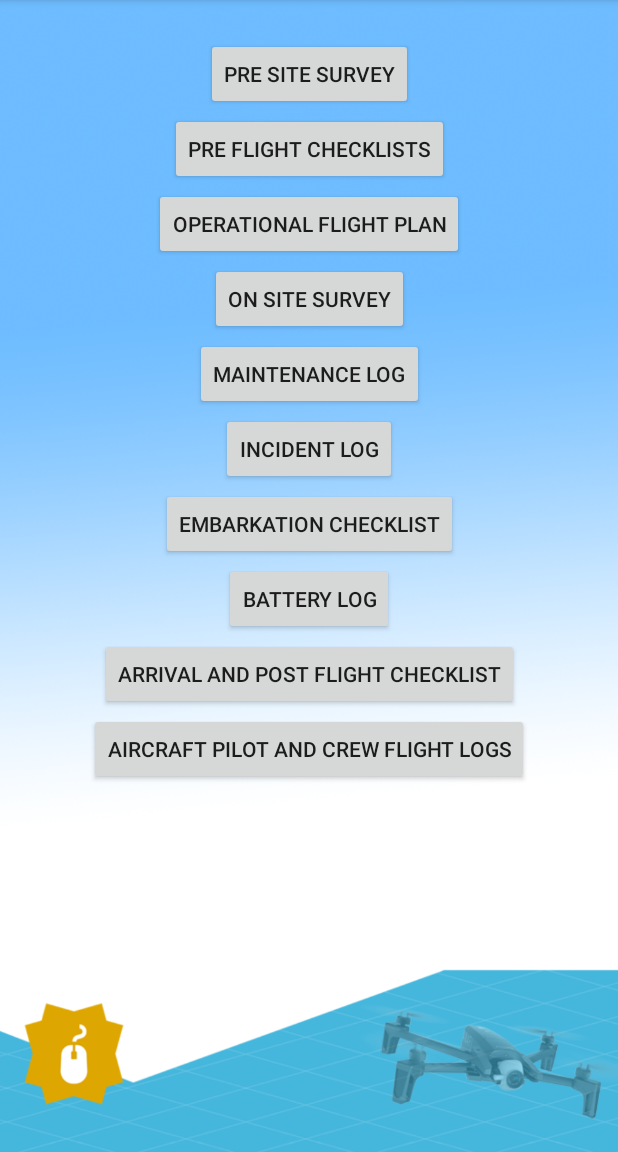
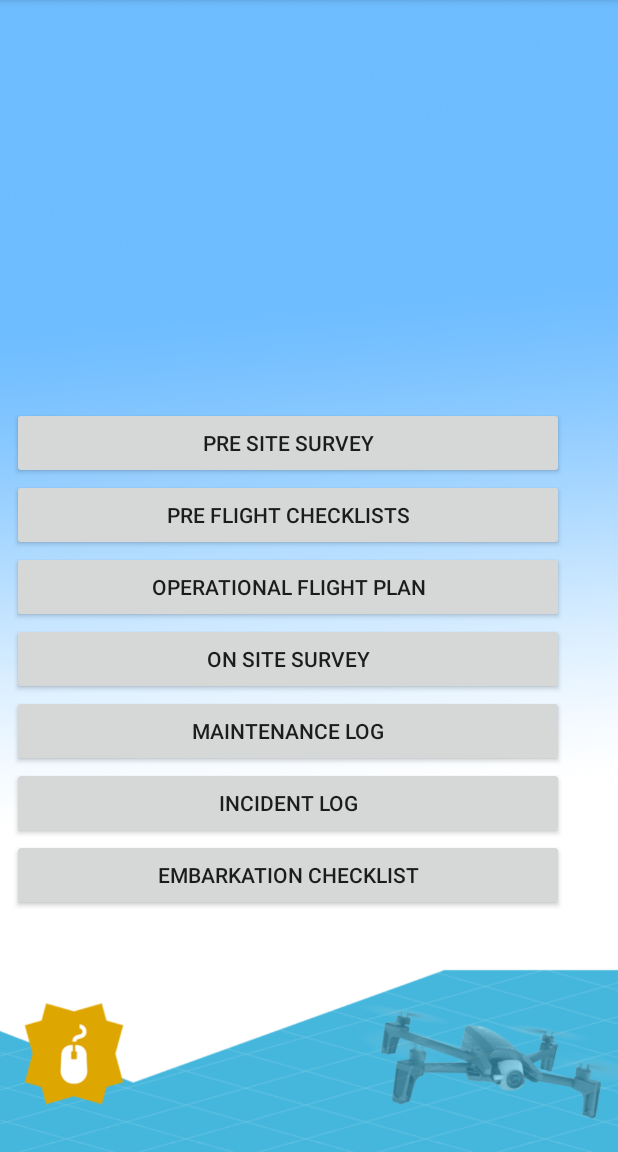
Before and after one commit to Darkscarves/Dronesproject, an Android app: the screen it shows after launch (MainActivity), on a phone screen of 412 x 824 dp, the part 84-1236 px from its top. Run offline under Robolectric (Android 15) with nearby library versions, the phone set to English and light mode, and no system bars.

Commit message:
Buttons in een scrollview gezet en toevoeging strings.xml

```diff
--- a/app/src/main/res/layout/activity_main.xml
+++ b/app/src/main/res/layout/activity_main.xml
@@ -7,145 +7,119 @@
     android:background="@drawable/phone_background"
     tools:context=".MainActivity">
 
-    <Button
-        android:id="@+id/BTN1"
-        android:layout_width="wrap_content"
-        android:layout_height="wrap_content"
+    <ScrollView
+        android:layout_width="368dp"
+        android:layout_height="335dp"
+        android:layout_marginBottom="150dp"
         android:layout_marginEnd="8dp"
         android:layout_marginLeft="8dp"
         android:layout_marginRight="8dp"
         android:layout_marginStart="8dp"
-        android:layout_marginTop="25dp"
-        android:text="Pre Site Survey"
+        app:layout_constraintBottom_toBottomOf="parent"
+        app:layout_constraintEnd_toEndOf="parent"
+        app:layout_constraintHorizontal_bias="0.0"
+        app:layout_constraintStart_toStartOf="parent"
+        app:layout_constraintTop_toTopOf="parent"
+        app:layout_constraintVertical_bias="0.961">
+
+        <LinearLayout
+            android:id="@+id/Linear"
+            android:layout_width="match_parent"
+            android:layout_height="wrap_content"
+            android:orientation="vertical">
+
+            <Button
+                android:id="@+id/BTN1"
+                android:layout_width="match_parent"
+                android:layout_height="wrap_content"
+                android:text="@string/pre_site_survey"
                 app:layout_constraintEnd_toEndOf="parent"
                 app:layout_constraintStart_toStartOf="parent"
                 app:layout_constraintTop_toTopOf="parent" />
 
             <Button
                 android:id="@+id/BTN2"
-        android:layout_width="wrap_content"
+                android:layout_width="match_parent"
                 android:layout_height="wrap_content"
-        android:layout_marginEnd="8dp"
-        android:layout_marginLeft="8dp"
-        android:layout_marginRight="8dp"
-        android:layout_marginStart="8dp"
-        android:layout_marginTop="75dp"
-        android:text="Pre Flight checklists"
+
+                android:text="@string/pre_flight_checklists"
                 app:layout_constraintEnd_toEndOf="parent"
                 app:layout_constraintStart_toStartOf="parent"
                 app:layout_constraintTop_toTopOf="parent" />
 
             <Button
                 android:id="@+id/BTN3"
-        android:layout_width="wrap_content"
+                android:layout_width="match_parent"
                 android:layout_height="wrap_content"
-        android:layout_marginEnd="8dp"
-        android:layout_marginLeft="8dp"
-        android:layout_marginRight="8dp"
-        android:layout_marginStart="8dp"
-        android:layout_marginTop="125dp"
-        android:text="Operational Flight Plan"
+                android:text="@string/operational_flight_plan"
                 app:layout_constraintEnd_toEndOf="parent"
                 app:layout_constraintStart_toStartOf="parent"
                 app:layout_constraintTop_toTopOf="parent" />
 
             <Button
                 android:id="@+id/BTN4"
-        android:layout_width="wrap_content"
+                android:layout_width="match_parent"
                 android:layout_height="wrap_content"
-        android:layout_marginEnd="8dp"
-        android:layout_marginLeft="8dp"
-        android:layout_marginRight="8dp"
-        android:layout_marginStart="8dp"
-        android:layout_marginTop="175dp"
-        android:text="On Site Survey"
+                android:text="@string/on_site_survey"
                 app:layout_constraintEnd_toEndOf="parent"
                 app:layout_constraintStart_toStartOf="parent"
                 app:layout_constraintTop_toTopOf="parent" />
 
             <Button
                 android:id="@+id/BTN5"
-        android:layout_width="wrap_content"
+                android:layout_width="match_parent"
                 android:layout_height="wrap_content"
-        android:layout_marginEnd="8dp"
-        android:layout_marginLeft="8dp"
-        android:layout_marginRight="8dp"
-        android:layout_marginStart="8dp"
-        android:layout_marginTop="225dp"
-        android:text="Maintenance Log"
+                android:onClick="toMaintenanceLog"
+                android:text="@string/maintenance_log"
                 app:layout_constraintEnd_toEndOf="parent"
                 app:layout_constraintStart_toStartOf="parent"
-        android:onClick="toMaintenanceLog"
                 app:layout_constraintTop_toTopOf="parent" />
 
             <Button
                 android:id="@+id/BTN6"
-        android:layout_width="wrap_content"
+                android:layout_width="match_parent"
                 android:layout_height="wrap_content"
-        android:layout_marginEnd="8dp"
-        android:layout_marginLeft="8dp"
-        android:layout_marginRight="8dp"
-        android:layout_marginStart="8dp"
-        android:layout_marginTop="275dp"
-        android:text="Incident Log"
+                android:text="@string/incident_log"
                 app:layout_constraintEnd_toEndOf="parent"
                 app:layout_constraintStart_toStartOf="parent"
                 app:layout_constraintTop_toTopOf="parent" />
 
             <Button
                 android:id="@+id/BTN7"
-        android:layout_width="wrap_content"
+                android:layout_width="match_parent"
                 android:layout_height="wrap_content"
-        android:layout_marginEnd="8dp"
-        android:layout_marginLeft="8dp"
-        android:layout_marginRight="8dp"
-        android:layout_marginStart="8dp"
-        android:layout_marginTop="325dp"
-        android:text="Embarkation checklist"
+                android:text="@string/embarkation_checklist"
                 app:layout_constraintEnd_toEndOf="parent"
                 app:layout_constraintStart_toStartOf="parent"
                 app:layout_constraintTop_toTopOf="parent" />
 
             <Button
                 android:id="@+id/BTN8"
-        android:layout_width="wrap_content"
+                android:layout_width="match_parent"
                 android:layout_height="wrap_content"
-        android:layout_marginEnd="8dp"
-        android:layout_marginLeft="8dp"
-        android:layout_marginRight="8dp"
-        android:layout_marginStart="8dp"
-        android:layout_marginTop="375dp"
-        android:text="Battery Log"
+                android:text="@string/battery_log"
                 app:layout_constraintEnd_toEndOf="parent"
                 app:layout_constraintStart_toStartOf="parent"
                 app:layout_constraintTop_toTopOf="parent" />
 
             <Button
                 android:id="@+id/BTN9"
-        android:layout_width="wrap_content"
+                android:layout_width="match_parent"
                 android:layout_height="wrap_content"
-        android:layout_marginEnd="8dp"
-        android:layout_marginLeft="8dp"
-        android:layout_marginRight="8dp"
-        android:layout_marginStart="8dp"
-        android:layout_marginTop="425dp"
-        android:text="Arrival and Post flight checklist"
+                android:text="@string/arrival_and_post_flight_checklist"
                 app:layout_constraintEnd_toEndOf="parent"
                 app:layout_constraintStart_toStartOf="parent"
                 app:layout_constraintTop_toTopOf="parent" />
 
             <Button
                 android:id="@+id/BTN10"
-        android:layout_width="wrap_content"
+                android:layout_width="match_parent"
                 android:layout_height="wrap_content"
-        android:layout_marginEnd="8dp"
-        android:layout_marginLeft="8dp"
-        android:layout_marginRight="8dp"
-        android:layout_marginStart="8dp"
-        android:layout_marginTop="475dp"
-        android:text="Aircraft pilot and crew flight logs"
+                android:text="@string/aircraft_pilot_and_crew_flight_logs"
                 app:layout_constraintEnd_toEndOf="parent"
                 app:layout_constraintStart_toStartOf="parent"
                 app:layout_constraintTop_toTopOf="parent" />
+        </LinearLayout>
+    </ScrollView>
 
 </android.support.constraint.ConstraintLayout>
--- a/app/src/main/res/values/strings.xml
+++ b/app/src/main/res/values/strings.xml
@@ -1,3 +1,13 @@
 <resources>
     <string name="app_name">Droning</string>
+    <string name="pre_site_survey">Pre Site Survey</string>
+    <string name="pre_flight_checklists">Pre Flight checklists</string>
+    <string name="operational_flight_plan">Operational Flight Plan</string>
+    <string name="on_site_survey">On Site Survey</string>
+    <string name="maintenance_log">Maintenance Log</string>
+    <string name="incident_log">Incident Log</string>
+    <string name="embarkation_checklist">Embarkation checklist</string>
+    <string name="battery_log">Battery Log</string>
+    <string name="arrival_and_post_flight_checklist">Arrival and Post flight checklist</string>
+    <string name="aircraft_pilot_and_crew_flight_logs">Aircraft pilot and crew flight logs</string>
 </resources>
```
Lines whose indentation alone changed are shown as unchanged.
